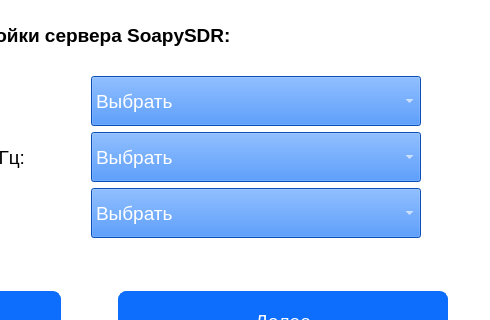
Above: win_server_set.ui from PloticynaEl/SDR before the change; both pictures show x 310 to 800 and y 0 to 320 of the 800 by 480 pixel window. Below: the same form after it.
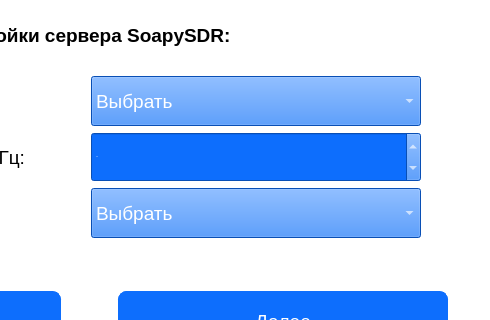
That is the form after the change.

Commit message: overwriting win_server_*

```diff
--- a/win_server_set.ui
+++ b/win_server_set.ui
@@ -91,7 +91,13 @@
 border : 2px solid black;
 background : green;
 }
-</string>
+
+QDoubleSpinBox{
+color: white; 
+background-color: #0d6efd;
+selection-background-color: lightgreen;
+    font: normal normal 27px &quot;Arial&quot;;
+}</string>
   </property>
   <widget class="QFrame" name="frame">
    <property name="geometry">
@@ -150,6 +156,12 @@
      </item>
      <item>
       <layout class="QFormLayout" name="formLayout_2">
+       <property name="fieldGrowthPolicy">
+        <enum>QFormLayout::AllNonFixedFieldsGrow</enum>
+       </property>
+       <property name="rowWrapPolicy">
+        <enum>QFormLayout::DontWrapRows</enum>
+       </property>
        <item row="1" column="0">
         <widget class="QLabel" name="label_13">
          <property name="enabled">
@@ -202,348 +214,6 @@
          </property>
         </widget>
        </item>
-       <item row="1" column="1">
-        <widget class="QComboBox" name="comboBox_first_samp_freq">
-         <property name="minimumSize">
-          <size>
-           <width>330</width>
-           <height>50</height>
-          </size>
-         </property>
-         <property name="maximumSize">
-          <size>
-           <width>300</width>
-           <height>30</height>
-          </size>
-         </property>
-         <property name="palette">
-          <palette>
-           <active>
-            <colorrole role="WindowText">
-             <brush brushstyle="SolidPattern">
-              <color alpha="255">
-               <red>255</red>
-               <green>255</green>
-               <blue>255</blue>
-              </color>
-             </brush>
-            </colorrole>
-            <colorrole role="Button">
-             <brush brushstyle="SolidPattern">
-              <color alpha="255">
-               <red>13</red>
-               <green>110</green>
-               <blue>253</blue>
-              </color>
-             </brush>
-            </colorrole>
-            <colorrole role="Text">
-             <brush brushstyle="SolidPattern">
-              <color alpha="255">
-               <red>255</red>
-               <green>255</green>
-               <blue>255</blue>
-              </color>
-             </brush>
-            </colorrole>
-            <colorrole role="ButtonText">
-             <brush brushstyle="SolidPattern">
-              <color alpha="255">
-               <red>255</red>
-               <green>255</green>
-               <blue>255</blue>
-              </color>
-             </brush>
-            </colorrole>
-            <colorrole role="Base">
-             <brush brushstyle="SolidPattern">
-              <color alpha="255">
-               <red>13</red>
-               <green>110</green>
-               <blue>253</blue>
-              </color>
-             </brush>
-            </colorrole>
-            <colorrole role="Window">
-             <brush brushstyle="SolidPattern">
-              <color alpha="255">
-               <red>13</red>
-               <green>110</green>
-               <blue>253</blue>
-              </color>
-             </brush>
-            </colorrole>
-            <colorrole role="Highlight">
-             <brush brushstyle="SolidPattern">
-              <color alpha="255">
-               <red>144</red>
-               <green>238</green>
-               <blue>144</blue>
-              </color>
-             </brush>
-            </colorrole>
-           </active>
-           <inactive>
-            <colorrole role="WindowText">
-             <brush brushstyle="SolidPattern">
-              <color alpha="255">
-               <red>255</red>
-               <green>255</green>
-               <blue>255</blue>
-              </color>
-             </brush>
-            </colorrole>
-            <colorrole role="Button">
-             <brush brushstyle="SolidPattern">
-              <color alpha="255">
-               <red>13</red>
-               <green>110</green>
-               <blue>253</blue>
-              </color>
-             </brush>
-            </colorrole>
-            <colorrole role="Text">
-             <brush brushstyle="SolidPattern">
-              <color alpha="255">
-               <red>255</red>
-               <green>255</green>
-               <blue>255</blue>
-              </color>
-             </brush>
-            </colorrole>
-            <colorrole role="ButtonText">
-             <brush brushstyle="SolidPattern">
-              <color alpha="255">
-               <red>255</red>
-               <green>255</green>
-               <blue>255</blue>
-              </color>
-             </brush>
-            </colorrole>
-            <colorrole role="Base">
-             <brush brushstyle="SolidPattern">
-              <color alpha="255">
-               <red>13</red>
-               <green>110</green>
-               <blue>253</blue>
-              </color>
-             </brush>
-            </colorrole>
-            <colorrole role="Window">
-             <brush brushstyle="SolidPattern">
-              <color alpha="255">
-               <red>13</red>
-               <green>110</green>
-               <blue>253</blue>
-              </color>
-             </brush>
-            </colorrole>
-            <colorrole role="Highlight">
-             <brush brushstyle="SolidPattern">
-              <color alpha="255">
-               <red>144</red>
-               <green>238</green>
-               <blue>144</blue>
-              </color>
-             </brush>
-            </colorrole>
-           </inactive>
-           <disabled>
-            <colorrole role="WindowText">
-             <brush brushstyle="SolidPattern">
-              <color alpha="255">
-               <red>255</red>
-               <green>255</green>
-               <blue>255</blue>
-              </color>
-             </brush>
-            </colorrole>
-            <colorrole role="Button">
-             <brush brushstyle="SolidPattern">
-              <color alpha="255">
-               <red>13</red>
-               <green>110</green>
-               <blue>253</blue>
-              </color>
-             </brush>
-            </colorrole>
-            <colorrole role="Text">
-             <brush brushstyle="SolidPattern">
-              <color alpha="255">
-               <red>255</red>
-               <green>255</green>
-               <blue>255</blue>
-              </color>
-             </brush>
-            </colorrole>
-            <colorrole role="ButtonText">
-             <brush brushstyle="SolidPattern">
-              <color alpha="255">
-               <red>255</red>
-               <green>255</green>
-               <blue>255</blue>
-              </color>
-             </brush>
-            </colorrole>
-            <colorrole role="Base">
-             <brush brushstyle="SolidPattern">
-              <color alpha="255">
-               <red>13</red>
-               <green>110</green>
-               <blue>253</blue>
-              </color>
-             </brush>
-            </colorrole>
-            <colorrole role="Window">
-             <brush brushstyle="SolidPattern">
-              <color alpha="255">
-               <red>13</red>
-               <green>110</green>
-               <blue>253</blue>
-              </color>
-             </brush>
-            </colorrole>
-            <colorrole role="Highlight">
-             <brush brushstyle="SolidPattern">
-              <color alpha="255">
-               <red>144</red>
-               <green>238</green>
-               <blue>144</blue>
-              </color>
-             </brush>
-            </colorrole>
-           </disabled>
-          </palette>
-         </property>
-         <property name="font">
-          <font>
-           <family>Arial</family>
-           <pointsize>14</pointsize>
-           <weight>50</weight>
-           <italic>false</italic>
-           <bold>false</bold>
-          </font>
-         </property>
-         <property name="contextMenuPolicy">
-          <enum>Qt::DefaultContextMenu</enum>
-         </property>
-         <property name="layoutDirection">
-          <enum>Qt::LeftToRight</enum>
-         </property>
-         <item>
-          <property name="text">
-           <string>Выбрать</string>
-          </property>
-         </item>
-        </widget>
-       </item>
-       <item row="2" column="0">
-        <widget class="QLabel" name="label_17">
-         <property name="minimumSize">
-          <size>
-           <width>395</width>
-           <height>50</height>
-          </size>
-         </property>
-         <property name="maximumSize">
-          <size>
-           <width>395</width>
-           <height>30</height>
-          </size>
-         </property>
-         <property name="sizeIncrement">
-          <size>
-           <width>0</width>
-           <height>0</height>
-          </size>
-         </property>
-         <property name="font">
-          <font>
-           <family>Arial</family>
-           <pointsize>14</pointsize>
-          </font>
-         </property>
-         <property name="contextMenuPolicy">
-          <enum>Qt::DefaultContextMenu</enum>
-         </property>
-         <property name="layoutDirection">
-          <enum>Qt::LeftToRight</enum>
-         </property>
-         <property name="text">
-          <string>Полоса пропускания, Гц:</string>
-         </property>
-         <property name="alignment">
-          <set>Qt::AlignLeading|Qt::AlignLeft|Qt::AlignVCenter</set>
-         </property>
-         <property name="wordWrap">
-          <bool>false</bool>
-         </property>
-         <property name="indent">
-          <number>20</number>
-         </property>
-         <property name="openExternalLinks">
-          <bool>false</bool>
-         </property>
-        </widget>
-       </item>
-       <item row="2" column="1">
-        <widget class="QComboBox" name="comboBox_bandwidth">
-         <property name="enabled">
-          <bool>true</bool>
-         </property>
-         <property name="minimumSize">
-          <size>
-           <width>330</width>
-           <height>50</height>
-          </size>
-         </property>
-         <property name="maximumSize">
-          <size>
-           <width>300</width>
-           <height>30</height>
-          </size>
-         </property>
-         <property name="font">
-          <font>
-           <family>Arial</family>
-           <pointsize>14</pointsize>
-           <weight>50</weight>
-           <italic>false</italic>
-           <bold>false</bold>
-          </font>
-         </property>
-         <property name="tabletTracking">
-          <bool>false</bool>
-         </property>
-         <property name="focusPolicy">
-          <enum>Qt::WheelFocus</enum>
-         </property>
-         <property name="contextMenuPolicy">
-          <enum>Qt::DefaultContextMenu</enum>
-         </property>
-         <property name="layoutDirection">
-          <enum>Qt::LeftToRight</enum>
-         </property>
-         <property name="editable">
-          <bool>false</bool>
-         </property>
-         <item>
-          <property name="text">
-           <string>Выбрать</string>
-          </property>
-         </item>
-         <item>
-          <property name="text">
-           <string>Да</string>
-          </property>
-         </item>
-         <item>
-          <property name="text">
-           <string>Нет</string>
-          </property>
-         </item>
-        </widget>
-       </item>
        <item row="0" column="0">
         <widget class="QLabel" name="label_11">
          <property name="minimumSize">
@@ -855,6 +525,140 @@
          </item>
         </widget>
        </item>
+       <item row="1" column="1">
+        <widget class="QDoubleSpinBox" name="doubleSpinBox_freq">
+         <property name="minimumSize">
+          <size>
+           <width>330</width>
+           <height>50</height>
+          </size>
+         </property>
+         <property name="maximumSize">
+          <size>
+           <width>330</width>
+           <height>50</height>
+          </size>
+         </property>
+         <property name="font">
+          <font>
+           <family>Arial</family>
+           <pointsize>-1</pointsize>
+           <weight>50</weight>
+           <italic>false</italic>
+           <bold>false</bold>
+          </font>
+         </property>
+         <property name="wrapping">
+          <bool>true</bool>
+         </property>
+         <property name="buttonSymbols">
+          <enum>QAbstractSpinBox::UpDownArrows</enum>
+         </property>
+         <property name="accelerated">
+          <bool>true</bool>
+         </property>
+         <property name="maximum">
+          <double>999.990000000000009</double>
+         </property>
+        </widget>
+       </item>
+       <item row="2" column="1">
+        <widget class="QComboBox" name="comboBox_bandwidth">
+         <property name="enabled">
+          <bool>true</bool>
+         </property>
+         <property name="minimumSize">
+          <size>
+           <width>330</width>
+           <height>50</height>
+          </size>
+         </property>
+         <property name="maximumSize">
+          <size>
+           <width>300</width>
+           <height>30</height>
+          </size>
+         </property>
+         <property name="font">
+          <font>
+           <family>Arial</family>
+           <pointsize>14</pointsize>
+           <weight>50</weight>
+           <italic>false</italic>
+           <bold>false</bold>
+          </font>
+         </property>
+         <property name="tabletTracking">
+          <bool>false</bool>
+         </property>
+         <property name="focusPolicy">
+          <enum>Qt::WheelFocus</enum>
+         </property>
+         <property name="contextMenuPolicy">
+          <enum>Qt::DefaultContextMenu</enum>
+         </property>
+         <property name="layoutDirection">
+          <enum>Qt::LeftToRight</enum>
+         </property>
+         <property name="editable">
+          <bool>false</bool>
+         </property>
+         <item>
+          <property name="text">
+           <string>Выбрать</string>
+          </property>
+         </item>
+        </widget>
+       </item>
+       <item row="2" column="0">
+        <widget class="QLabel" name="label_17">
+         <property name="minimumSize">
+          <size>
+           <width>395</width>
+           <height>50</height>
+          </size>
+         </property>
+         <property name="maximumSize">
+          <size>
+           <width>395</width>
+           <height>30</height>
+          </size>
+         </property>
+         <property name="sizeIncrement">
+          <size>
+           <width>0</width>
+           <height>0</height>
+          </size>
+         </property>
+         <property name="font">
+          <font>
+           <family>Arial</family>
+           <pointsize>14</pointsize>
+          </font>
+         </property>
+         <property name="contextMenuPolicy">
+          <enum>Qt::DefaultContextMenu</enum>
+         </property>
+         <property name="layoutDirection">
+          <enum>Qt::LeftToRight</enum>
+         </property>
+         <property name="text">
+          <string>Полоса пропускания, Гц:</string>
+         </property>
+         <property name="alignment">
+          <set>Qt::AlignLeading|Qt::AlignLeft|Qt::AlignVCenter</set>
+         </property>
+         <property name="wordWrap">
+          <bool>false</bool>
+         </property>
+         <property name="indent">
+          <number>20</number>
+         </property>
+         <property name="openExternalLinks">
+          <bool>false</bool>
+         </property>
+        </widget>
+       </item>
       </layout>
      </item>
      <item>
```
The commit also changes 1 other file.
